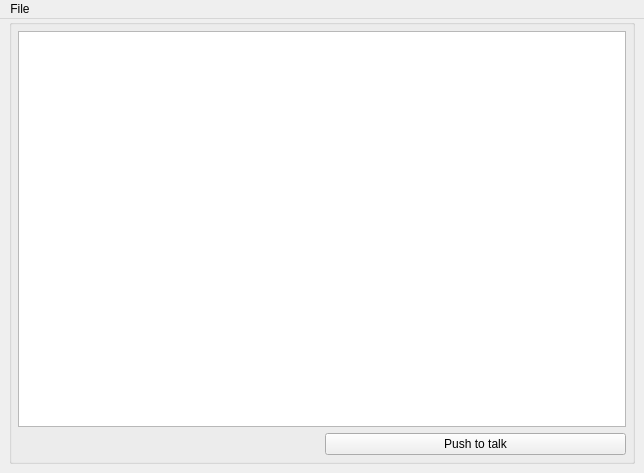
Old version of the form views/mainwindow.ui in the repository nixonsd/speech-synthesis.
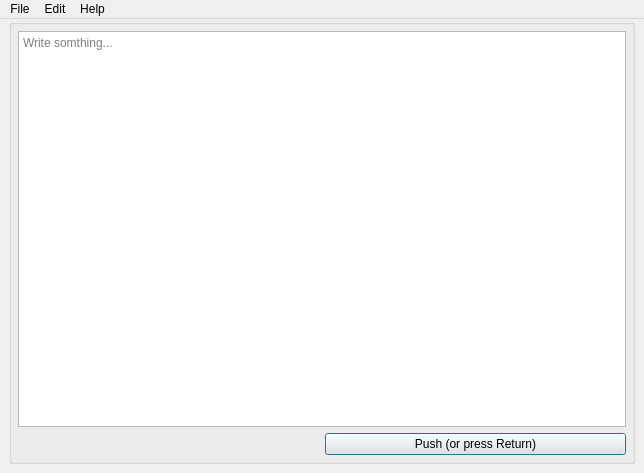
New version of the form.

```diff
--- a/views/mainwindow.ui
+++ b/views/mainwindow.ui
@@ -13,6 +13,15 @@
   <property name="windowTitle">
    <string>Speech Synthesis</string>
   </property>
+  <property name="toolButtonStyle">
+   <enum>Qt::ToolButtonIconOnly</enum>
+  </property>
+  <property name="tabShape">
+   <enum>QTabWidget::Rounded</enum>
+  </property>
+  <property name="dockNestingEnabled">
+   <bool>false</bool>
+  </property>
   <property name="dockOptions">
    <set>QMainWindow::AllowTabbedDocks|QMainWindow::AnimatedDocks</set>
   </property>
@@ -60,7 +69,7 @@
           <enum>Qt::Horizontal</enum>
          </property>
          <property name="sizeType">
-          <enum>QSizePolicy::Preferred</enum>
+          <enum>QSizePolicy::Minimum</enum>
          </property>
          <property name="sizeHint" stdset="0">
           <size>
@@ -70,15 +79,17 @@
          </property>
         </spacer>
        </item>
-       <item row="1" column="1">
-        <widget class="QPushButton" name="pushButton">
-         <property name="text">
-          <string>Push to talk</string>
-         </property>
-        </widget>
-       </item>
        <item row="0" column="0" colspan="2">
         <widget class="QTextEdit" name="textEdit">
+         <property name="enabled">
+          <bool>true</bool>
+         </property>
+         <property name="mouseTracking">
+          <bool>false</bool>
+         </property>
+         <property name="tabletTracking">
+          <bool>false</bool>
+         </property>
          <property name="focusPolicy">
           <enum>Qt::NoFocus</enum>
          </property>
@@ -88,6 +99,43 @@
          <property name="acceptDrops">
           <bool>false</bool>
          </property>
+         <property name="inputMethodHints">
+          <set>Qt::ImhMultiLine</set>
+         </property>
+         <property name="horizontalScrollBarPolicy">
+          <enum>Qt::ScrollBarAlwaysOff</enum>
+         </property>
+         <property name="tabChangesFocus">
+          <bool>true</bool>
+         </property>
+         <property name="lineWrapColumnOrWidth">
+          <number>0</number>
+         </property>
+         <property name="overwriteMode">
+          <bool>false</bool>
+         </property>
+         <property name="acceptRichText">
+          <bool>true</bool>
+         </property>
+         <property name="placeholderText">
+          <string>Write somthing...</string>
+         </property>
+        </widget>
+       </item>
+       <item row="1" column="1">
+        <widget class="QPushButton" name="pushButton">
+         <property name="text">
+          <string>Push (or press Return)</string>
+         </property>
+         <property name="autoDefault">
+          <bool>true</bool>
+         </property>
+         <property name="default">
+          <bool>true</bool>
+         </property>
+         <property name="flat">
+          <bool>false</bool>
+         </property>
         </widget>
        </item>
       </layout>
@@ -112,7 +160,31 @@
     <addaction name="separator"/>
     <addaction name="actionExit"/>
    </widget>
+   <widget class="QMenu" name="menuEdit">
+    <property name="title">
+     <string>Edit</string>
+    </property>
+    <addaction name="actionUndo"/>
+    <addaction name="actionRedo"/>
+    <addaction name="separator"/>
+    <addaction name="actionCut"/>
+    <addaction name="actionCopy"/>
+    <addaction name="actionPaste"/>
+    <addaction name="separator"/>
+    <addaction name="actionSelect_All"/>
+   </widget>
+   <widget class="QMenu" name="menuHelp">
+    <property name="title">
+     <string>Help</string>
+    </property>
+    <property name="toolTipsVisible">
+     <bool>false</bool>
+    </property>
+    <addaction name="actionAbout"/>
+   </widget>
    <addaction name="menuFile"/>
+   <addaction name="menuEdit"/>
+   <addaction name="menuHelp"/>
   </widget>
   <action name="actionInfo">
    <property name="text">
```
Left out of the diff: 211 changed lines with no effect on the pictures.
